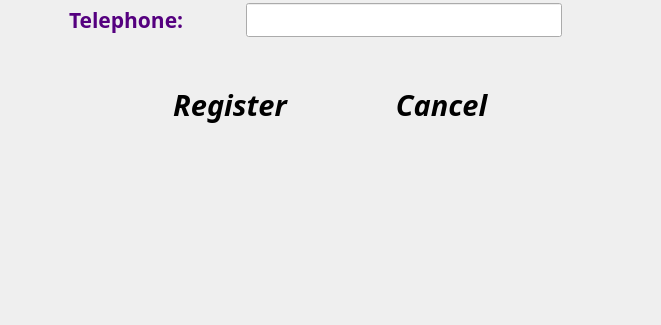
The window that Register.ui (Phoveran/CrowdSourcing) describes before a commit, drawn with Qt 5; both pictures show x 0 to 661 and y 275 to 600 of the 800 by 600 pixel window.
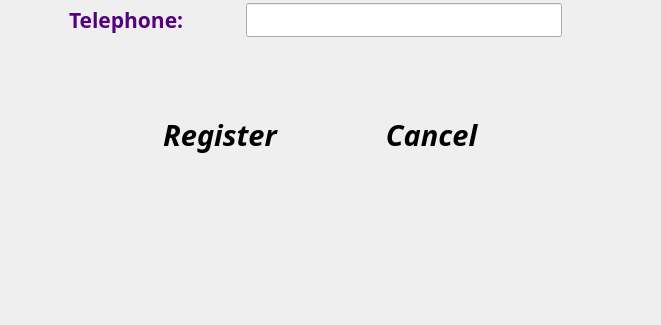
The same window after the commit. Icons and pictures are not drawn.

The edit to the form file:
```diff
--- a/Register.ui
+++ b/Register.ui
@@ -240,8 +240,8 @@
   <widget class="QFrame" name="buttonFrame">
    <property name="geometry">
     <rect>
-     <x>130</x>
-     <y>340</y>
+     <x>120</x>
+     <y>370</y>
      <width>411</width>
      <height>80</height>
     </rect>
@@ -374,8 +374,8 @@
   <widget class="QLabel" name="noticeLabel">
    <property name="geometry">
     <rect>
-     <x>120</x>
-     <y>460</y>
+     <x>110</x>
+     <y>490</y>
      <width>461</width>
      <height>41</height>
     </rect>
```
